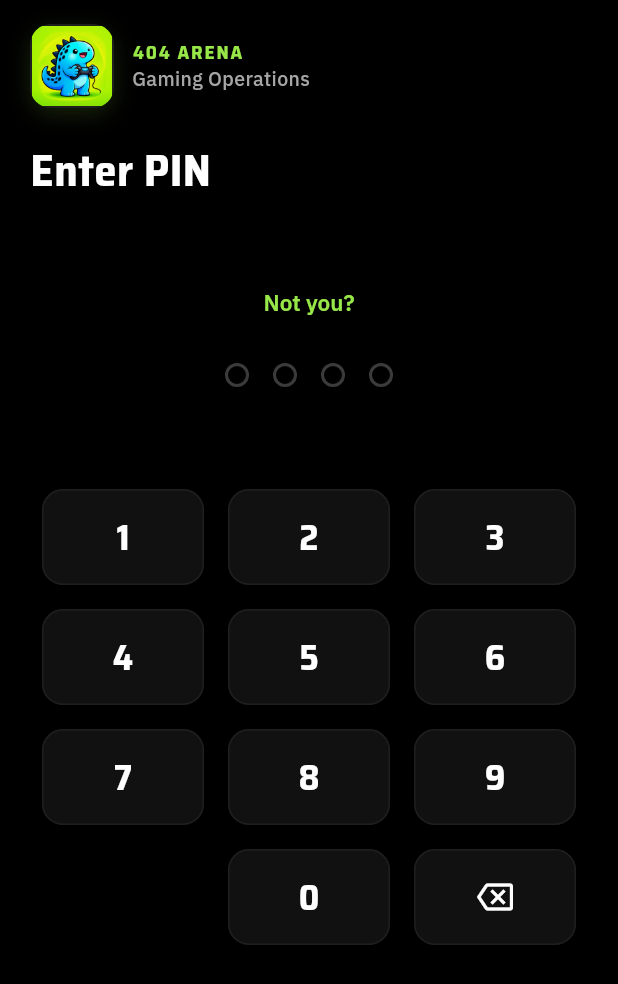
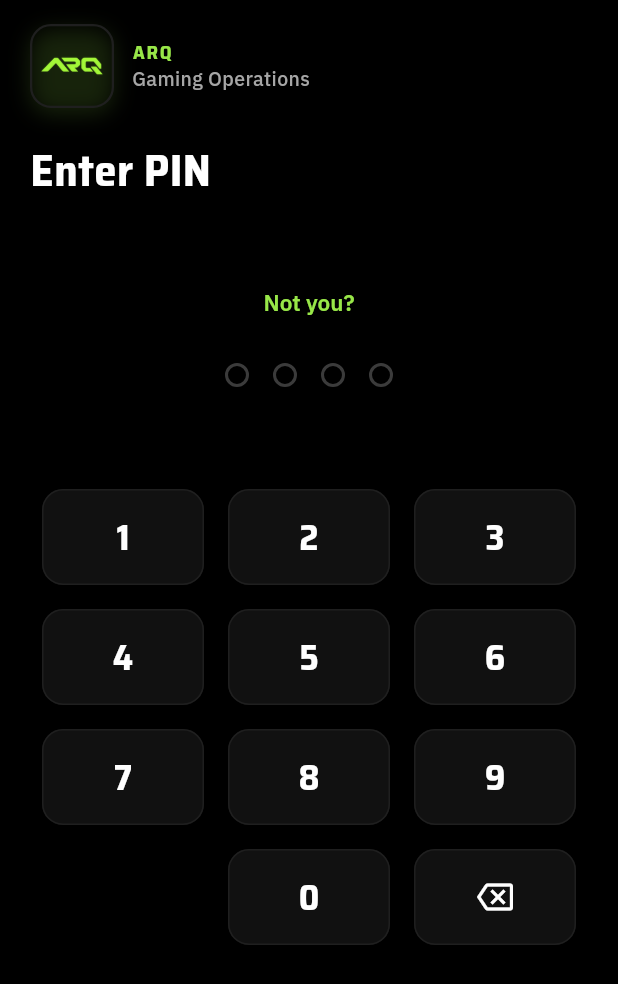
Before and after one commit to rorrimlabs/arc-arena, a Flutter app: the LoginScreen screen opened directly, on a phone screen of 412 x 824 dp. Shown: the top 984 px of the screen. Run offline on Flutter 3.47's test engine with Material 3 defaults, Android fonts, the phone set to English and light mode, and no system bars; our stand-ins replace drift, drift_flutter, flutter_local_notifications, flutter_map, flutter_riverpod, flutter_secure_storage and 7 more; missing offline and left inert: excel, sqlite3; accounts and stored records are empty; generated files the repository leaves out were written again.

Commit message:
feat: rebrand to ARQ with new app icons
- App name ARQ (prod), ARQ QA (staging), ARQ DEV (dev) on Android and iOS;
  app titles, Flutter web title/manifest and notification help text
- Admin: page titles, sidebar, sign-in and invite copy say ARQ; sidebar
  shows the ARQ logo instead of "404"
- Icons generated from assets/logo.png with flutter_launcher_icons
  (apps/mobile/flutter_launcher_icons.yaml): Android adaptive on black,
  iOS without alpha, web icons and favicon; in-app logo replaced
- Drop the stale Android round icons (adaptive icon covers minSdk 26+)
- Rename ArenaOS / Arena Ops in comments, .env.example and docs/STAFF.md

```diff
--- a/apps/mobile/lib/app/arena_ops_app.dart
+++ b/apps/mobile/lib/app/arena_ops_app.dart
@@ -10,7 +10,7 @@ class ArenaOpsApp extends ConsumerWidget {
   Widget build(BuildContext context, WidgetRef ref) {
     final router = ref.watch(goRouterProvider);
     return MaterialApp.router(
-      title: 'arena_ops',
+      title: 'ARQ',
       debugShowCheckedModeBanner: false,
       theme: AppTheme.light(),
       darkTheme: AppTheme.dark(),
--- a/apps/mobile/lib/app/router/app_nav.dart
+++ b/apps/mobile/lib/app/router/app_nav.dart
@@ -1,6 +1,6 @@
 import 'package:flutter/material.dart';
 
-/// Centralized navigation helper for Arena Ops.
+/// Centralized navigation helper for ARQ.
 ///
 /// Ensures secondary and detail screens are pushed onto the root navigator,
 /// completely covering the shell's bottom navigation bar, while preserving
--- a/apps/mobile/lib/app/sync/cloud_root.dart
+++ b/apps/mobile/lib/app/sync/cloud_root.dart
@@ -680,7 +680,7 @@ class _CloudRootState extends State<CloudRoot> with WidgetsBindingObserver {
       );
     }
     return MaterialApp(
-      title: 'arena_ops',
+      title: 'ARQ',
       debugShowCheckedModeBanner: false,
       theme: AppTheme.light(),
       darkTheme: AppTheme.dark(),
--- a/apps/mobile/lib/core/monitoring/app_telemetry.dart
+++ b/apps/mobile/lib/core/monitoring/app_telemetry.dart
@@ -1,6 +1,6 @@
 import 'package:flutter/foundation.dart';
 
-/// Centralized, privacy-safe instrumentation and telemetry for Arena Ops.
+/// Centralized, privacy-safe instrumentation and telemetry for ARQ.
 ///
 /// Crash reporting (Sentry) is removed for now: breadcrumbs are dropped and
 /// timer anomalies and unexpected exceptions only go to the debug log. The
--- a/apps/mobile/lib/features/auth/presentation/login_screen.dart
+++ b/apps/mobile/lib/features/auth/presentation/login_screen.dart
@@ -126,7 +126,7 @@ class _LoginScreenState extends ConsumerState<LoginScreen> {
                     crossAxisAlignment: CrossAxisAlignment.start,
                     children: [
                       Text(
-                        '404 ARENA',
+                        'ARQ',
                         style: ArenaType.overline.copyWith(
                           color: arena.primary,
                         ),
--- a/apps/mobile/lib/features/more/presentation/more_screen.dart
+++ b/apps/mobile/lib/features/more/presentation/more_screen.dart
@@ -263,7 +263,7 @@ class MoreScreen extends ConsumerWidget {
                     ),
                   ),
                   const SizedBox(height: AppSpacing.sm),
-                  Text('404 ARENA · OPS',
+                  Text('ARQ',
                       style: ArenaType.overline.copyWith(color: arena.textSubtle)),
                   const SizedBox(height: 2),
                   Text(
--- a/apps/mobile/lib/features/notifications/presentation/notification_settings_screen.dart
+++ b/apps/mobile/lib/features/notifications/presentation/notification_settings_screen.dart
@@ -80,9 +80,9 @@ class _NotificationSettingsScreenState
   }
 
   String get _whereToAllow => _iPhone
-      ? 'Or open Settings → Arena Ops → Notifications and switch on Allow '
+      ? 'Or open Settings → ARQ → Notifications and switch on Allow '
             'Notifications.'
-      : "Or open the phone's Settings → Apps → arena_ops → Notifications and "
+      : "Or open the phone's Settings → Apps → ARQ → Notifications and "
             'switch them on.';
 
   @override
--- a/apps/mobile/lib/main.dart
+++ b/apps/mobile/lib/main.dart
@@ -142,7 +142,7 @@ class ConfigProblemApp extends StatelessWidget {
 
   @override
   Widget build(BuildContext context) => MaterialApp(
-    title: 'arena_ops',
+    title: 'ARQ',
     debugShowCheckedModeBanner: false,
     theme: AppTheme.dark(),
     darkTheme: AppTheme.dark(),
--- a/apps/mobile/pubspec.yaml
+++ b/apps/mobile/pubspec.yaml
@@ -83,6 +83,7 @@ dev_dependencies:
   # MockClient (package:http/testing.dart): drives the real Supabase auth client
   # through refresh failures in test/app/sync/stored_session_test.dart.
   http: ^1.6.0
+  flutter_launcher_icons: ^0.14.4
 
 # For information on the generic Dart part of this file, see the
 # following page: https://dart.dev/tools/pub/pubspec
```
Also changed, not shown: apps/mobile/flutter_launcher_icons.yaml (added, +15 -0 lines), apps/mobile/assets/images/app_logo.png, apps/mobile/pubspec.lock, assets/logo.png (added), 53 other files.
